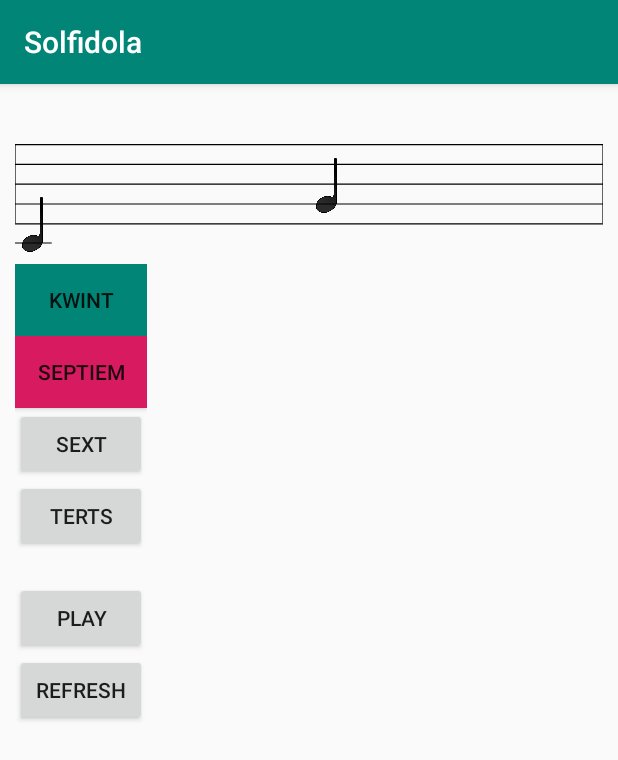
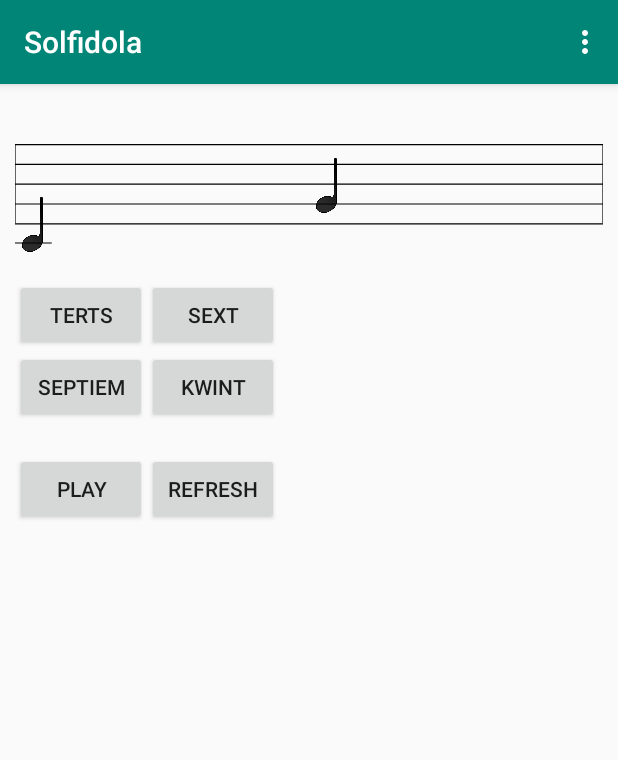
Before and after one commit to swentel/solfidola, an Android app: the fragment HomeFragment shown on its own in the app's theme, after a tap on "SEPTIEM", on a phone screen of 412 x 824 dp. Shown: the top 760 px of the screen. Run offline under Robolectric (Android 15) with nearby library versions, the phone set to English and light mode, and no system bars; libraries missing offline, so code that uses them is left out: cn.sherlock.com, jp.kshoji.javax; 1 statement that could not run was skipped; 1 other tap on this screen came first.

Commit message:
Autorefresh, tablerow layout, number of choices setting

```diff
--- a/app/src/main/java/be/swentel/solfidola/HomeFragment.java
+++ b/app/src/main/java/be/swentel/solfidola/HomeFragment.java
@@ -1,15 +1,24 @@
 package be.swentel.solfidola;
 
+import android.content.DialogInterface;
+import android.content.Intent;
 import android.os.Bundle;
+import android.os.Handler;
 import android.view.LayoutInflater;
+import android.view.Menu;
+import android.view.MenuInflater;
+import android.view.MenuItem;
 import android.view.View;
 import android.view.ViewGroup;
 import android.widget.Button;
 import android.widget.LinearLayout;
+import android.widget.TableLayout;
+import android.widget.TableRow;
 import android.widget.Toast;
 
 import androidx.annotation.NonNull;
 import androidx.annotation.Nullable;
+import androidx.appcompat.app.AlertDialog;
 import androidx.fragment.app.Fragment;
 
 import java.io.IOException;
@@ -45,7 +54,7 @@ public class HomeFragment extends Fragment {
     private Receiver receiver;
     private SoftSynthesizer synthesizer;
     private MusicBarView bar;
-    private LinearLayout choicesContainer;
+    private TableLayout choicesContainer;
     private ArrayList<Note> randomNotes = new ArrayList<>();
     private ArrayList<Interval> intervals = new ArrayList<>();
 
@@ -58,6 +67,8 @@ public class HomeFragment extends Fragment {
     @Override
     public void onViewCreated(@NonNull View view, @Nullable Bundle savedInstanceState) {
         super.onViewCreated(view, savedInstanceState);
+
+        setHasOptionsMenu(true);
 
         try {
             SF2Soundbank sf = new SF2Soundbank(requireActivity().getAssets().open("SmallTimGM6mb.sf2"));
@@ -99,9 +110,7 @@ public class HomeFragment extends Fragment {
         refresh.setOnClickListener(new View.OnClickListener() {
             @Override
             public void onClick(View v) {
-                setIntervals();
-                drawNotes();
-                drawChoices();
+                doRefresh();
             }
         });
 
@@ -119,11 +128,17 @@ public class HomeFragment extends Fragment {
         return note;
     }
 
+    private void doRefresh() {
+        setIntervals();
+        drawNotes();
+        drawChoices();
+    }
+
     private void drawChoices() {
         choicesContainer.removeAllViews();
 
         Button b;
-        int numberOfChoices = Preferences.getPreference(getContext(), "choice_number", 4);
+        int numberOfChoices = Preferences.getPreference(getContext(), "numberOfChoices", 4);
         ArrayList<Button> choices = new ArrayList<>();
 
         // Solution
@@ -141,6 +156,15 @@ public class HomeFragment extends Fragment {
             @Override
             public void onClick(View v) {
                 v.setBackgroundColor(getResources().getColor(R.color.colorPrimary));
+
+                if (Preferences.getPreference(getContext(), "autoRefresh", true)) {
+                    new Handler().postDelayed(new Runnable() {
+                        @Override
+                        public void run() {
+                            doRefresh();
+                        }
+                    }, Preferences.getPreference(getContext(), "autoRefreshDelay", 2) * 1000);
+                }
             }
         });
         choices.add(b);
@@ -165,9 +189,21 @@ public class HomeFragment extends Fragment {
             numberOfChoices--;
         }
 
+        TableRow row = null;
+        int numberOfButtons = 0;
         Collections.shuffle(choices);
         for (Button choice: choices) {
-            choicesContainer.addView(choice);
+
+            if ((numberOfButtons % 2) == 0) {
+                row = new TableRow(getContext());
+                choicesContainer.addView(row);
+                row.addView(choice);
+            }
+            else {
+                row.addView(choice);
+            }
+
+            numberOfButtons++;
         }
     }
 
@@ -257,4 +293,35 @@ public class HomeFragment extends Fragment {
             synthesizer.close();
         }
     }
+
+    @Override
+    public void onCreateOptionsMenu(@NonNull Menu menu, MenuInflater inflater) {
+        inflater.inflate(R.menu.main, menu);
+        super.onCreateOptionsMenu(menu, inflater);
+    }
+
+    @Override
+    public boolean onOptionsItemSelected(MenuItem item) {
+
+        switch (item.getItemId()) {
+            case R.id.numberOfChoices:
+                final CharSequence[] numberOfChoices = {"2", "3", "4", "5", "6"};
+                AlertDialog.Builder mBuilder = new AlertDialog.Builder(requireContext());
+                mBuilder.setTitle(R.string.number_of_choices);
+                mBuilder.setSingleChoiceItems(numberOfChoices, -1, new DialogInterface.OnClickListener() {
+                    @Override
+                    public void onClick(DialogInterface dialogInterface, int i) {
+                        Preferences.setPreference(getContext(), "numberOfChoices", Integer.parseInt(numberOfChoices[i].toString()));
+                        dialogInterface.dismiss();
+                        doRefresh();
+                    }
+                });
+
+                AlertDialog mDialog = mBuilder.create();
+                mDialog.show();
+                return true;
+        }
+
+        return super.onOptionsItemSelected(item);
+    }
 }
--- a/app/src/main/java/be/swentel/solfidola/Utility/Preferences.java
+++ b/app/src/main/java/be/swentel/solfidola/Utility/Preferences.java
@@ -5,42 +5,6 @@ import android.content.SharedPreferences;
 import androidx.preference.PreferenceManager;
 
 public class Preferences {
-
-    /**
-     * Get a string preference.
-     *
-     * @param context
-     *   The current context
-     * @param pref
-     *   The preference key
-     * @param DefaultValue
-     *   The default value
-     *
-     * @return
-     *   The preference
-     */
-    public static String getPreference(Context context, String pref, String DefaultValue) {
-        SharedPreferences preference = PreferenceManager.getDefaultSharedPreferences(context);
-        return preference.getString(pref, DefaultValue);
-    }
-
-    /**
-     * Get a string preference, casted to an integer.
-     *
-     * @param context
-     *   The current context
-     * @param pref
-     *   The preference key
-     * @param DefaultValue
-     *   The default value
-     *
-     * @return
-     *   The preference
-     */
-    public static int getPreference(Context context, String pref, int DefaultValue) {
-        SharedPreferences preference = PreferenceManager.getDefaultSharedPreferences(context);
-        return Integer.parseInt(preference.getString(pref, Integer.toString(DefaultValue)));
-    }
 
     /**
      * Get a boolean preference.
@@ -61,7 +25,25 @@ public class Preferences {
     }
 
     /**
-     * Set a string preference.
+     * Get an integer preference.
+     *
+     * @param context
+     *   The current context
+     * @param pref
+     *   The preference key
+     * @param DefaultValue
+     *   The default value
+     *
+     * @return
+     *   The preference
+     */
+    public static int getPreference(Context context, String pref, int DefaultValue) {
+        SharedPreferences preference = PreferenceManager.getDefaultSharedPreferences(context);
+        return preference.getInt(pref, DefaultValue);
+    }
+
+    /**
+     * Set an integer preference.
      *
      * @param context
      *   The current context
@@ -70,9 +52,9 @@ public class Preferences {
      * @param value
      *   The value
      */
-    public static void setPreference(Context context, String pref, String value) {
+    public static void setPreference(Context context, String pref, int value) {
         SharedPreferences.Editor editor = PreferenceManager.getDefaultSharedPreferences(context).edit();
-        editor.putString(pref, value).apply();
+        editor.putInt(pref, value).apply();
     }
 
 }
--- a/app/src/main/res/layout/fragment_home.xml
+++ b/app/src/main/res/layout/fragment_home.xml
@@ -12,15 +12,20 @@
         android:layout_height="80dp">
     </be.swentel.solfidola.SheetMusicView.MusicBarView>
 
-    <LinearLayout
-        android:orientation="vertical"
+    <TableLayout
+        android:layout_marginTop="10dp"
         android:id="@+id/choicesContainer"
         android:layout_width="wrap_content"
         android:layout_height="wrap_content">
-    </LinearLayout>
+    </TableLayout>
+
+    <LinearLayout
+        android:layout_marginTop="20dp"
+        android:orientation="horizontal"
+        android:layout_width="wrap_content"
+        android:layout_height="wrap_content">
 
         <Button
-        android:layout_marginTop="20dp"
             android:id="@+id/play"
             android:text="@string/play"
             android:layout_width="wrap_content"
@@ -33,3 +38,5 @@
             android:layout_height="wrap_content" />
 
     </LinearLayout>
+
+</LinearLayout>
--- a/app/src/main/res/menu/main.xml
+++ b/app/src/main/res/menu/main.xml
@@ -2,8 +2,8 @@
 <menu xmlns:android="http://schemas.android.com/apk/res/android"
     xmlns:app="http://schemas.android.com/apk/res-auto">
     <item
-        android:id="@+id/action_settings"
+        android:id="@+id/numberOfChoices"
         android:orderInCategory="100"
-        android:title="@string/action_settings"
+        android:title="@string/number_of_choices"
         app:showAsAction="never" />
 </menu>
--- a/app/src/main/res/values/strings.xml
+++ b/app/src/main/res/values/strings.xml
@@ -5,11 +5,9 @@
     <string name="nav_header_title">Android Studio</string>
     <string name="nav_header_subtitle">android.studio@android.com</string>
     <string name="nav_header_desc">Navigation header</string>
-    <string name="action_settings">Settings</string>
-
     <string name="menu_home">Home</string>
 
+    <string name="number_of_choices">Number of choices</string>
     <string name="play">Play</string>
     <string name="refresh">Refresh</string>
-
 </resources>
```
Lines whose indentation alone changed are shown as unchanged.
